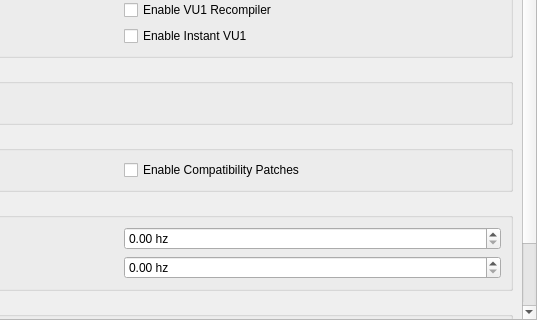
The window that pcsx2-qt/Settings/AdvancedSettingsWidget.ui (PCSX2/pcsx2) describes before a commit, drawn with Qt 5; both pictures show x 272 to 809 and y 405 to 725 of the 809 by 725 pixel window.
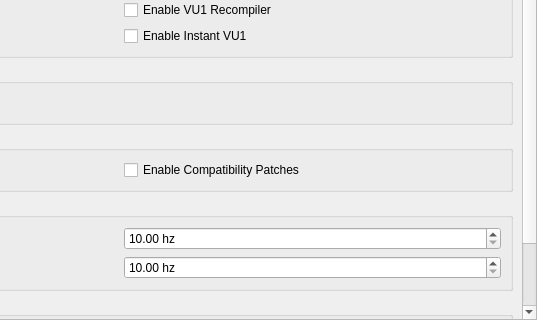
The same window after the commit.

Commit message: Config: Set `{ntsc,pal}FrameRate` bounds to 10-300 Hz

```diff
--- a/pcsx2-qt/Settings/AdvancedSettingsWidget.ui
+++ b/pcsx2-qt/Settings/AdvancedSettingsWidget.ui
@@ -430,6 +430,12 @@
             <property name="singleStep">
              <double>0.010000000000000</double>
             </property>
+            <property name="minimum">
+             <double>10.0</double>
+            </property>
+            <property name="maximum">
+             <double>300.0</double>
+            </property>
            </widget>
           </item>
           <item row="0" column="1">
@@ -440,6 +446,12 @@
             <property name="singleStep">
              <double>0.010000000000000</double>
             </property>
+            <property name="minimum">
+             <double>10.0</double>
+            </property>
+            <property name="maximum">
+             <double>300.0</double>
+            </property>
            </widget>
           </item>
           <item row="1" column="0">
```
